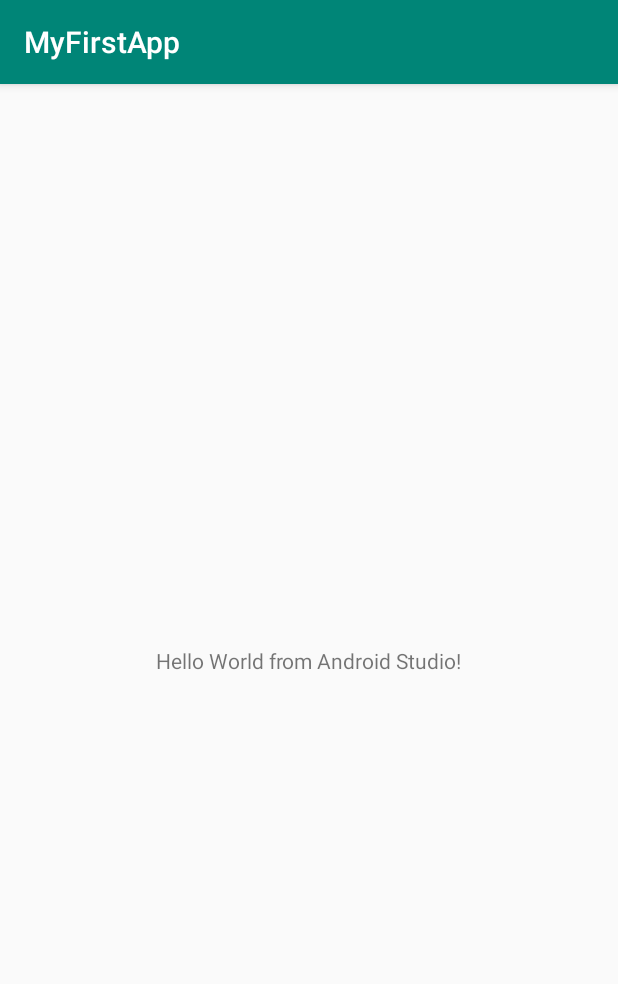
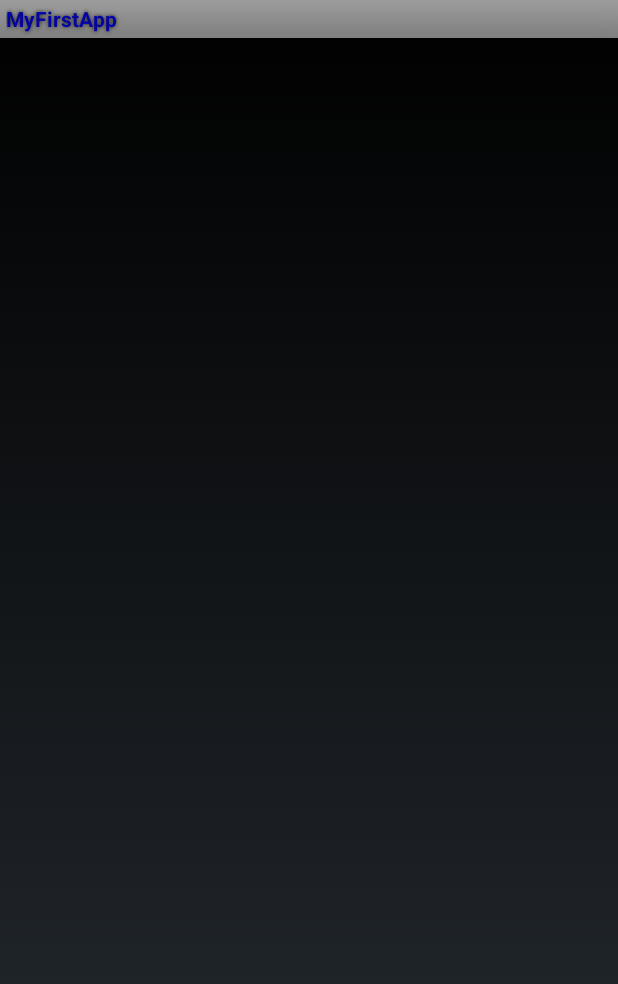
Before and after one commit to JJCRDeveloper/android-tutoria-PS, an Android app: the screen it shows after launch (MainActivity), on a phone screen of 412 x 824 dp. Shown: the top 984 px of the screen. Run offline under Robolectric (Android 15) with nearby library versions, the phone set to English and light mode, and no system bars; 1 statement that could not run was skipped.

Commit message:
Building Hello World App, Styles

```diff
--- a/app/src/main/res/layout/activity_main.xml
+++ b/app/src/main/res/layout/activity_main.xml
@@ -8,9 +8,9 @@
 
     <TextView
         android:layout_width="wrap_content"
-        android:layout_height="wrap_content"
+        android:layout_height="8dp"
+        android:layout_margin="@dimen/activity_margin"
         android:text="Hello World from Android Studio!"
-        android:layout_margin="@dimen/activity_margin"
         app:layout_constraintBottom_toBottomOf="parent"
         app:layout_constraintLeft_toLeftOf="parent"
         app:layout_constraintRight_toRightOf="parent"
--- /dev/null
+++ b/app/src/main/res/values-v14/styles.xml
@@ -0,0 +1,8 @@
+<?xml version="1.0" encoding="utf-8"?>
+<resources>
+
+    <style name="AppBaseTheme" parent="android:Theme.Holo">
+
+    </style>
+
+</resources>
--- /dev/null
+++ b/app/src/main/res/values-v21/styles.xml
@@ -0,0 +1,8 @@
+<?xml version="1.0" encoding="utf-8"?>
+<resources>
+
+    <style name="AppBaseTheme" parent="android:Theme">
+
+    </style>
+
+</resources>
--- a/app/src/main/res/values/colors.xml
+++ b/app/src/main/res/values/colors.xml
@@ -3,4 +3,5 @@
     <color name="colorPrimary">#008577</color>
     <color name="colorPrimaryDark">#00574B</color>
     <color name="colorAccent">#D81B60</color>
+    <color name="colorBlue">#0000a4</color>
 </resources>
--- a/app/src/main/res/values/styles.xml
+++ b/app/src/main/res/values/styles.xml
@@ -1,11 +1,18 @@
 <resources>
 
     <!-- Base application theme. -->
-    <style name="AppTheme" parent="Theme.AppCompat.Light.DarkActionBar">
-        <!-- Customize your theme here. -->
+    <style name="AppBaseTheme" parent="Theme.AppCompat.Light.DarkActionBar">
+        &lt;!&ndash; Customize your theme here. &ndash;&gt;
         <item name="colorPrimary">@color/colorPrimary</item>
         <item name="colorPrimaryDark">@color/colorPrimaryDark</item>
         <item name="colorAccent">@color/colorAccent</item>
+
+    </style>
+    <style name="AppTheme" parent="AppBaseTheme">
+
+        <item name="android:textColor">@color/colorBlue</item>
     </style>
 
+
+
 </resources>
```
